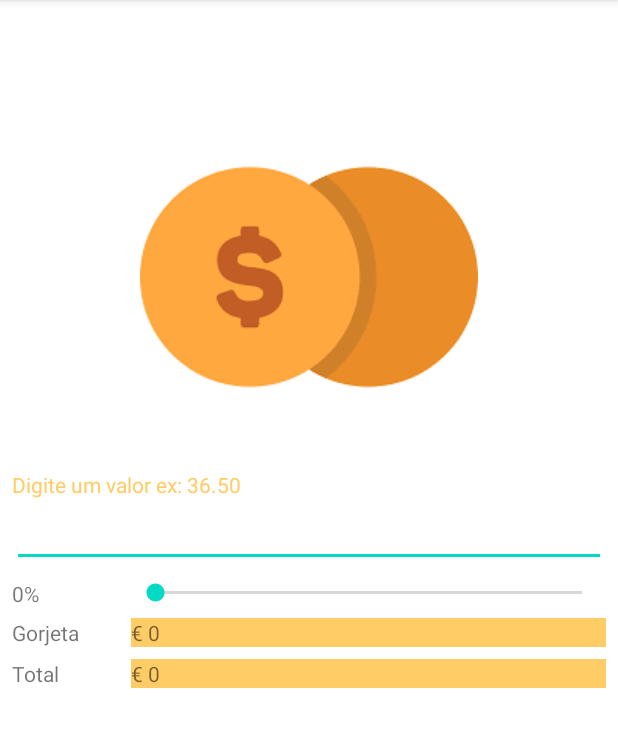
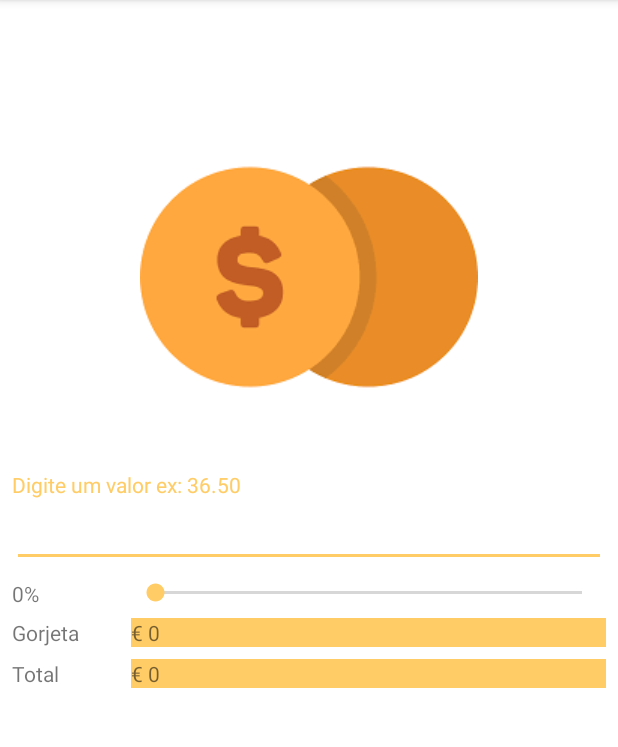
Before and after one commit to marc8s/tips, an Android app: the screen it shows after launch (MainActivity), on a phone screen of 412 x 824 dp, the part 84-831 px from its top. Run offline under Robolectric (Android 15) with nearby library versions, the phone set to English and light mode, and no system bars.

```diff
--- a/app/src/main/res/values/themes.xml
+++ b/app/src/main/res/values/themes.xml
@@ -6,8 +6,8 @@
         <item name="colorPrimaryVariant">@color/orange</item>
         <item name="colorOnPrimary">@color/white</item>
         <!-- Secondary brand color. -->
-        <item name="colorSecondary">@color/teal_200</item>
-        <item name="colorSecondaryVariant">@color/teal_700</item>
+        <item name="colorSecondary">@color/orange</item>
+        <item name="colorSecondaryVariant">@color/orange</item>
         <item name="colorOnSecondary">@color/black</item>
         <!-- Status bar color. -->
         <item name="android:statusBarColor" tools:targetApi="l">?attr/colorPrimaryVariant</item>
```
